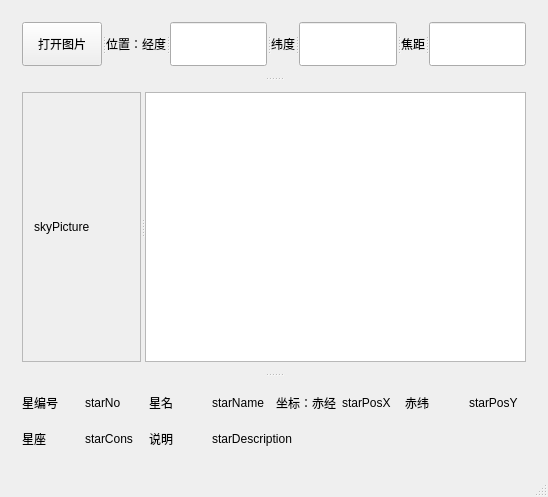
The window that mainwindow.ui (ChaokunChang/Skymap) describes before a commit, drawn with Qt 5.
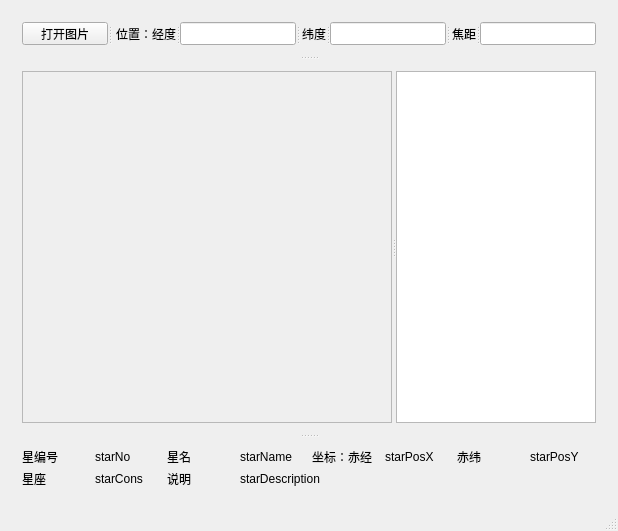
The same window after the commit.

The edit to the form file:
```diff
--- a/mainwindow.ui
+++ b/mainwindow.ui
@@ -6,8 +6,8 @@
    <rect>
     <x>0</x>
     <y>0</y>
-    <width>548</width>
-    <height>497</height>
+    <width>618</width>
+    <height>531</height>
    </rect>
   </property>
   <property name="windowTitle">
@@ -21,6 +21,12 @@
        <enum>Qt::Vertical</enum>
       </property>
       <widget class="QWidget" name="topWidget" native="true">
+       <property name="maximumSize">
+        <size>
+         <width>16777215</width>
+         <height>45</height>
+        </size>
+       </property>
        <layout class="QHBoxLayout" name="horizontalLayout">
         <item>
          <widget class="QSplitter" name="topSpitter">
@@ -28,11 +34,23 @@
            <enum>Qt::Horizontal</enum>
           </property>
           <widget class="QPushButton" name="pushButton">
+           <property name="maximumSize">
+            <size>
+             <width>16777215</width>
+             <height>35</height>
+            </size>
+           </property>
            <property name="text">
             <string>打开图片</string>
            </property>
           </widget>
           <widget class="QLabel" name="picPosXLabel">
+           <property name="maximumSize">
+            <size>
+             <width>16777215</width>
+             <height>35</height>
+            </size>
+           </property>
            <property name="text">
             <string>位置：经度</string>
            </property>
@@ -40,8 +58,21 @@
             <set>Qt::AlignRight|Qt::AlignTrailing|Qt::AlignVCenter</set>
            </property>
           </widget>
-          <widget class="QLineEdit" name="picPosXInput"/>
+          <widget class="QLineEdit" name="picPosXInput">
+           <property name="maximumSize">
+            <size>
+             <width>16777215</width>
+             <height>35</height>
+            </size>
+           </property>
+          </widget>
           <widget class="QLabel" name="picPosYLabel">
+           <property name="maximumSize">
+            <size>
+             <width>16777215</width>
+             <height>35</height>
+            </size>
+           </property>
            <property name="text">
             <string>纬度</string>
            </property>
@@ -49,7 +80,14 @@
             <set>Qt::AlignRight|Qt::AlignTrailing|Qt::AlignVCenter</set>
            </property>
           </widget>
-          <widget class="QLineEdit" name="picPosYInput"/>
+          <widget class="QLineEdit" name="picPosYInput">
+           <property name="maximumSize">
+            <size>
+             <width>16777215</width>
+             <height>35</height>
+            </size>
+           </property>
+          </widget>
           <widget class="QLabel" name="picFocusLabel">
            <property name="text">
             <string>焦距</string>
@@ -58,7 +96,14 @@
             <set>Qt::AlignRight|Qt::AlignTrailing|Qt::AlignVCenter</set>
            </property>
           </widget>
-          <widget class="QLineEdit" name="picFocusInput"/>
+          <widget class="QLineEdit" name="picFocusInput">
+           <property name="maximumSize">
+            <size>
+             <width>16777215</width>
+             <height>35</height>
+            </size>
+           </property>
+          </widget>
          </widget>
         </item>
        </layout>
@@ -71,6 +116,12 @@
            <enum>Qt::Horizontal</enum>
           </property>
           <widget class="QScrollArea" name="picDisplayScrollArea">
+           <property name="minimumSize">
+            <size>
+             <width>0</width>
+             <height>0</height>
+            </size>
+           </property>
            <property name="widgetResizable">
             <bool>true</bool>
            </property>
@@ -79,34 +130,97 @@
              <rect>
               <x>0</x>
               <y>0</y>
-              <width>304</width>
-              <height>292</height>
+              <width>418</width>
+              <height>339</height>
              </rect>
             </property>
             <layout class="QGridLayout" name="gridLayout">
              <item row="0" column="0">
               <widget class="QLabel" name="picDisplayArea">
+               <property name="minimumSize">
+                <size>
+                 <width>0</width>
+                 <height>0</height>
+                </size>
+               </property>
                <property name="text">
-                <string>skyPicture</string>
+                <string/>
                </property>
               </widget>
              </item>
             </layout>
            </widget>
           </widget>
-          <widget class="QTableWidget" name="starTable">
+          <widget class="QListWidget" name="starList">
            <property name="sizePolicy">
-            <sizepolicy hsizetype="Ignored" vsizetype="Expanding">
+            <sizepolicy hsizetype="Expanding" vsizetype="Expanding">
              <horstretch>0</horstretch>
              <verstretch>0</verstretch>
             </sizepolicy>
            </property>
+           <property name="minimumSize">
+            <size>
+             <width>200</width>
+             <height>0</height>
+            </size>
+           </property>
+           <property name="maximumSize">
+            <size>
+             <width>200</width>
+             <height>16777215</height>
+            </size>
+           </property>
+           <property name="horizontalScrollBarPolicy">
+            <enum>Qt::ScrollBarAsNeeded</enum>
+           </property>
+           <property name="sizeAdjustPolicy">
+            <enum>QAbstractScrollArea::AdjustToContents</enum>
+           </property>
+           <property name="autoScroll">
+            <bool>true</bool>
+           </property>
+           <property name="autoScrollMargin">
+            <number>12</number>
+           </property>
+           <property name="editTriggers">
+            <set>QAbstractItemView::NoEditTriggers</set>
+           </property>
+           <property name="showDropIndicator" stdset="0">
+            <bool>false</bool>
+           </property>
+           <property name="defaultDropAction">
+            <enum>Qt::IgnoreAction</enum>
+           </property>
+           <property name="selectionMode">
+            <enum>QAbstractItemView::SingleSelection</enum>
+           </property>
+           <property name="selectionBehavior">
+            <enum>QAbstractItemView::SelectRows</enum>
+           </property>
+           <property name="modelColumn">
+            <number>0</number>
+           </property>
+           <property name="currentRow">
+            <number>-1</number>
+           </property>
           </widget>
          </widget>
         </item>
        </layout>
       </widget>
       <widget class="QWidget" name="bottomWidget" native="true">
+       <property name="minimumSize">
+        <size>
+         <width>0</width>
+         <height>60</height>
+        </size>
+       </property>
+       <property name="maximumSize">
+        <size>
+         <width>16777215</width>
+         <height>60</height>
+        </size>
+       </property>
        <layout class="QHBoxLayout" name="horizontalLayout_2">
         <item>
          <layout class="QGridLayout" name="bottomGridLayout">
```
Left out of the diff: 2 changed lines with no effect on the pictures.
